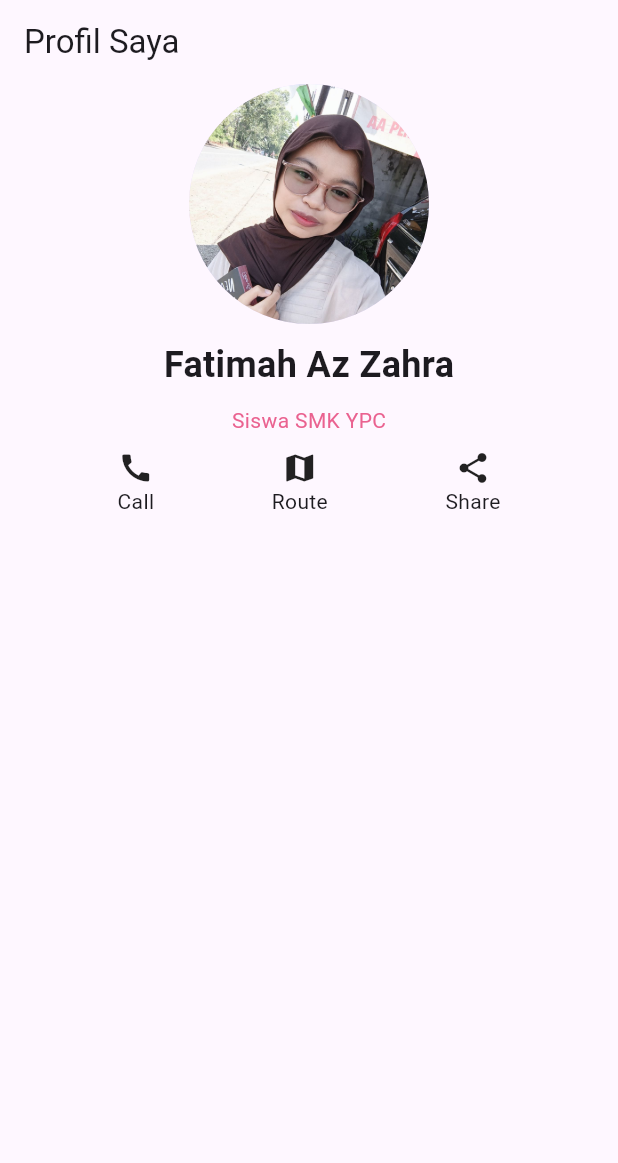
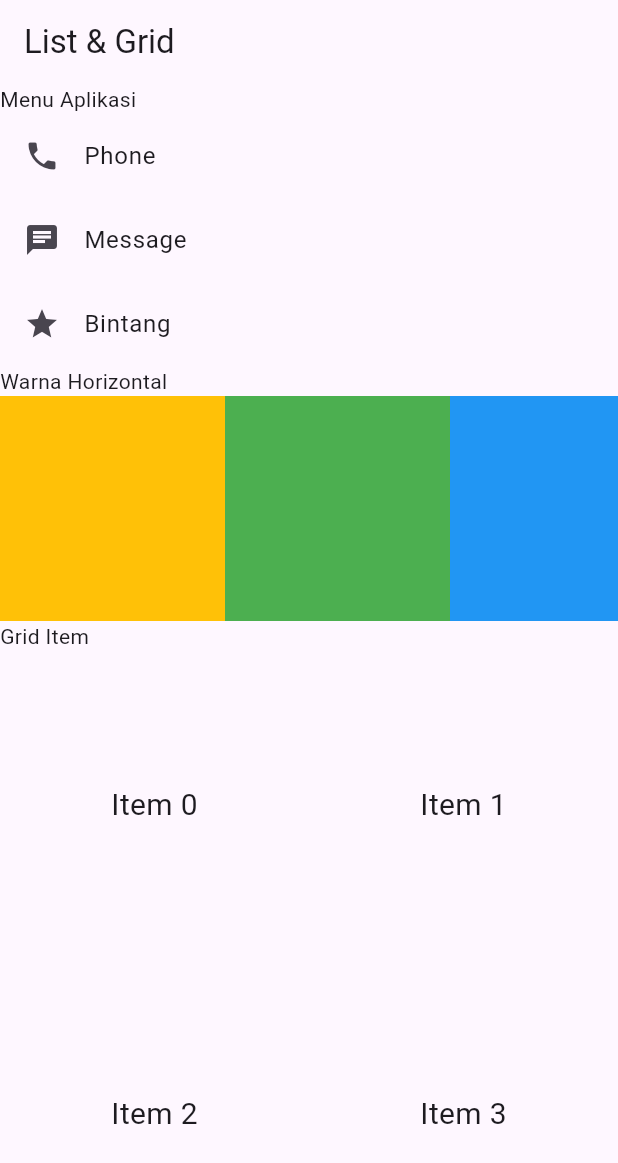
Before and after one commit to Fatimah2692-lab/ppbfatimah, a Flutter app: the screen it shows after launch, on a phone screen of 412 x 824 dp. Shown: the top 1163 px of the screen. Run offline on Flutter 3.47's test engine with Material 3 defaults, Android fonts, the phone set to English and light mode, and no system bars.

```diff
--- /dev/null
+++ b/lib/ListView.dart
@@ -0,0 +1,50 @@
+import 'package:flutter/material.dart';
+
+class LthnListGrid extends StatelessWidget {
+  const LthnListGrid({super.key});
+
+  @override
+  Widget build(BuildContext context) {
+    return Scaffold(
+      appBar: AppBar(
+        title: Text('List & Grid')
+      ),
+      body: SingleChildScrollView(
+        child: Column(
+        crossAxisAlignment: CrossAxisAlignment.start,
+        children: [
+          Text('Menu Aplikasi'),
+          ListTile(leading: Icon(Icons.phone), title: Text('Phone'),),
+          ListTile(leading: Icon(Icons.chat), title: Text('Message')),
+          ListTile(leading: Icon(Icons.star), title: Text('Bintang')),
+
+          Text('Warna Horizontal'),
+          SizedBox(
+            height: 150,
+            child: ListView(
+              scrollDirection: Axis.horizontal,
+              children: [
+                Container(width: 150, color:Colors.amber),
+                Container(width: 150, color:Colors.green),
+                Container(width: 150, color:Colors.blue),
+                Container(width: 150, color:Colors.red),
+              ],
+            ),
+          ),
+          const Text('Grid Item'),
+          GridView.count(
+            shrinkWrap: true,
+            physics: NeverScrollableScrollPhysics(),
+            crossAxisCount: 2,
+            children: List.generate(6, (index){
+              return Center(
+                child: Text('Item $index', style: const TextStyle(fontSize: 20)),
+                );
+            }),
+            )
+        ],
+      ),
+      )
+    );
+  }
+}
--- a/lib/main.dart
+++ b/lib/main.dart
@@ -1,5 +1,7 @@
 import 'package:flutter/material.dart';
-import 'package:flutter_1/Layout_Widget.dart';
+import 'package:flutter_1/ListView.dart';
+
+
 
 void main() {
   runApp(const MainApp());
@@ -13,7 +15,7 @@ class MainApp extends StatelessWidget {
     return const MaterialApp(
       title: "aplikasi flutter",
       debugShowCheckedModeBanner: false,
-      home: LayoutWidget(),
+      home:LthnListGrid(),
     );
   }
 }
```
Also changed, not shown: lib/latihan_rowNcolum.dart (added, +59 -0 lines), lib/long_list.dart (added, +30 -0 lines), lib/spaced_List.dart (added, +50 -0 lines), lib/tugasSpaced_Long.dart (added, +103 -0 lines), image/fm.jpg.
